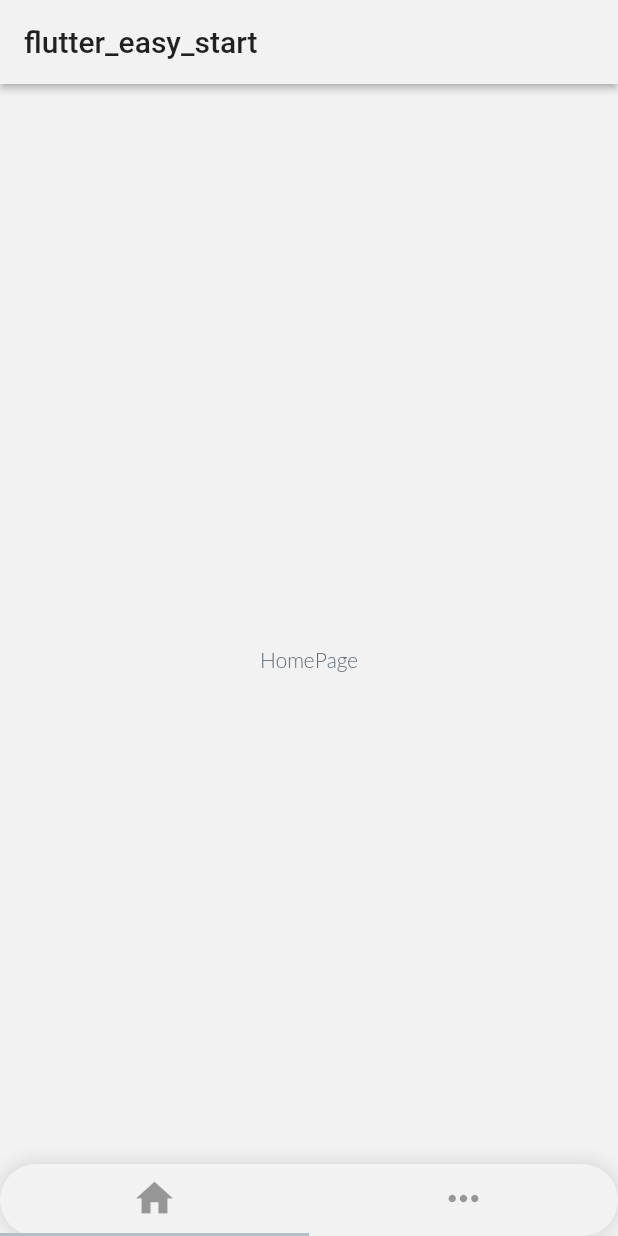
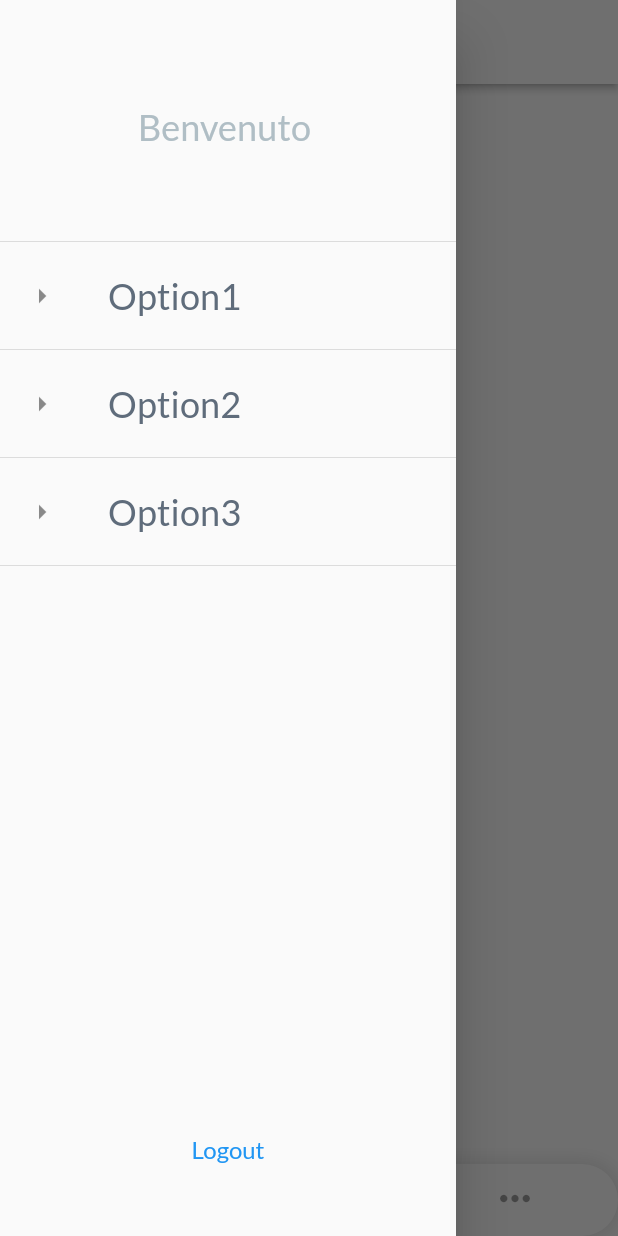
Before and after one commit to calinvasileandrei/flutter_easy_start, a Flutter app: the TabBarController screen opened by its route, with the side drawer open (before the commit the screen has no drawer), on a phone screen of 412 x 824 dp. Run offline on Flutter 3.47's test engine with Material 2 defaults, Android fonts, the phone set to English and light mode, and no system bars; our stand-ins replace bloc, flutter_bloc, flutter_dotenv, flutter_screenutil, fluttertoast, shared_preferences; accounts and stored records are empty; network calls fail.

Commit message:
Implemented drawer

```diff
--- a/lib/app_widgets/logout_button.dart
+++ b/lib/app_widgets/logout_button.dart
@@ -1,10 +1,13 @@
 import 'package:flutter/material.dart';
-import 'package:flutter_bloc/flutter_bloc.dart';
-import 'package:flutter_easy_start/pages/login/cubit/login_cubit.dart';
+import 'package:flutter_easy_start/app_widgets/logout_alertdialog.dart';
 
 class LogoutButton extends StatelessWidget {
   @override
   Widget build(BuildContext context) {
-    return TextButton(onPressed: ()=> BlocProvider.of<LoginCubit>(context).Logout(), child: Text('Logout'));
+    return TextButton(onPressed: ()=> showDialog(
+        context: context,
+        builder: (context) {
+          return LogoutAlerDialog();
+        }), child: Text('Logout'));
   }
 }
--- /dev/null
+++ b/lib/tab_bar/view/drawer/app_drawer.dart
@@ -0,0 +1,61 @@
+import 'package:flutter/material.dart';
+import 'package:flutter_bloc/flutter_bloc.dart';
+import 'package:flutter_easy_start/app_widgets/logout_button.dart';
+import 'package:flutter_easy_start/pages/login/cubit/login_cubit.dart';
+import 'package:flutter_screenutil/flutter_screenutil.dart';
+
+class AppDrawer extends StatelessWidget {
+  @override
+  Widget build(BuildContext context) {
+    String name = '';
+
+    return Drawer(
+      child: Column(
+        children: [
+          Expanded(
+            child: ListView(
+                padding: EdgeInsets.zero,
+                children: [
+                  BlocBuilder<LoginCubit,LoginState>(
+                      builder: (_, LoginState state) {
+                          if(state.user != null){
+                            name = state.user.firstName;
+                          }
+                        return DrawerHeader(
+                            child: name != null ?
+                            name.length<=16? Row(
+                              mainAxisAlignment: MainAxisAlignment.center,
+                              children: [
+                                Text("Benvenuto ",style: Theme.of(context).textTheme.subtitle2.copyWith(color: Theme.of(context).accentColor),),
+                                Text(name,style: Theme.of(context).textTheme.subtitle2,),
+                              ],
+                            ):Column(
+                              children: [
+                                Text("Benvenuto ",style: Theme.of(context).textTheme.subtitle2.copyWith(color: Theme.of(context).accentColor),),
+                                SingleChildScrollView(child: Text(name,style: Theme.of(context).textTheme.subtitle2,)),
+                              ],
+                            ): Row(
+                              mainAxisAlignment: MainAxisAlignment.center,
+                              children: [
+                                Text("Benvenuto ",style: Theme.of(context).textTheme.subtitle2.copyWith(color: Theme.of(context).accentColor),),
+                              ],
+                            )
+                        );
+                      }),
+                  ListTile(leading: Icon(Icons.arrow_right), title: Text("Option1",style: Theme.of(context).textTheme.subtitle2,),onTap: ()=> {} ,),
+                  Divider(),
+                  ListTile(leading: Icon(Icons.arrow_right),title: Text("Option2",style: Theme.of(context).textTheme.subtitle2,) ,onTap: ()=> {} ),
+                  Divider(),
+                  ListTile(leading: Icon(Icons.arrow_right),title: Text("Option3",style: Theme.of(context).textTheme.subtitle2,),onTap: ()=> {} ),
+                  Divider(),
+                ]),
+          ),
+          Container(
+            margin: EdgeInsets.only(bottom: 100.h),
+            child: LogoutButton(),
+          )
+        ],
+      ),
+    );
+  }
+}
--- a/lib/tab_bar/view/tab_bar_controller.dart
+++ b/lib/tab_bar/view/tab_bar_controller.dart
@@ -1,10 +1,9 @@
 import 'package:flutter/material.dart';
 import 'package:flutter_easy_start/core/app_shapes.dart';
-import 'package:flutter_easy_start/core/app_theme/app_theme.dart';
 import 'package:flutter_easy_start/pages/home/home.dart';
 import 'package:flutter_easy_start/pages/settings/view/settings_page.dart';
+import 'package:flutter_easy_start/tab_bar/view/drawer/app_drawer.dart';
 import 'package:flutter_easy_start/tab_bar/view/tab_icon.dart';
-import 'package:flutter_screenutil/flutter_screenutil.dart';
 
 import 'app_bar/app_bar_view.dart';
 
@@ -28,6 +27,7 @@ class _TabBarControllerState extends State<TabBarController>
     myTabs = [
       // Customize the NavBar Icons Buttons here \/
       const TabIcon(icon: Icons.home),
+      const TabIcon(icon: Icons.explore),
       const TabIcon(icon: Icons.more_horiz)
     ];
     _tabController = TabController(vsync: this, length: myTabs.length);
@@ -40,6 +40,7 @@ class _TabBarControllerState extends State<TabBarController>
       initialIndex: 0,
       child: Scaffold(
         appBar:  const AppBarCustom(),
+        drawer: AppDrawer(),
         bottomNavigationBar: Container(
           decoration: containerElevationShadow(bgColor: Theme.of(context).backgroundColor),
           child: SafeArea(
@@ -53,7 +54,7 @@ class _TabBarControllerState extends State<TabBarController>
             controller: _tabController,
             physics: const NeverScrollableScrollPhysics(),
             // Customize the pages here \/
-            children: [HomePage(), SettingsPage()],
+            children: [HomePage(),Container(), SettingsPage()],
           ),
         ),
         extendBody: true,
```
Also changed, not shown: lib/app_widgets/logout_alertdialog.dart (added, +33 -0 lines).
